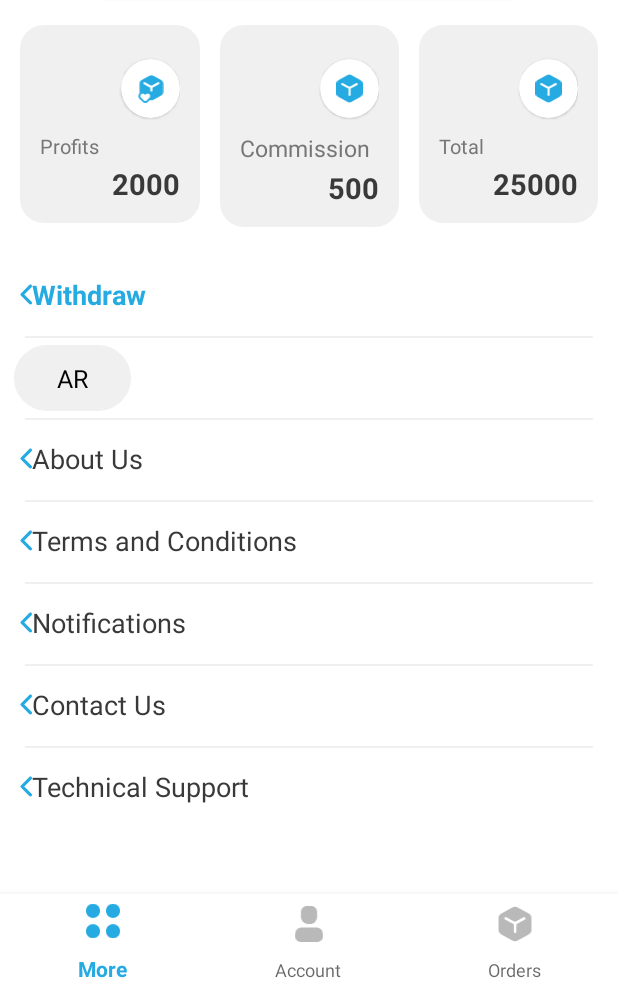
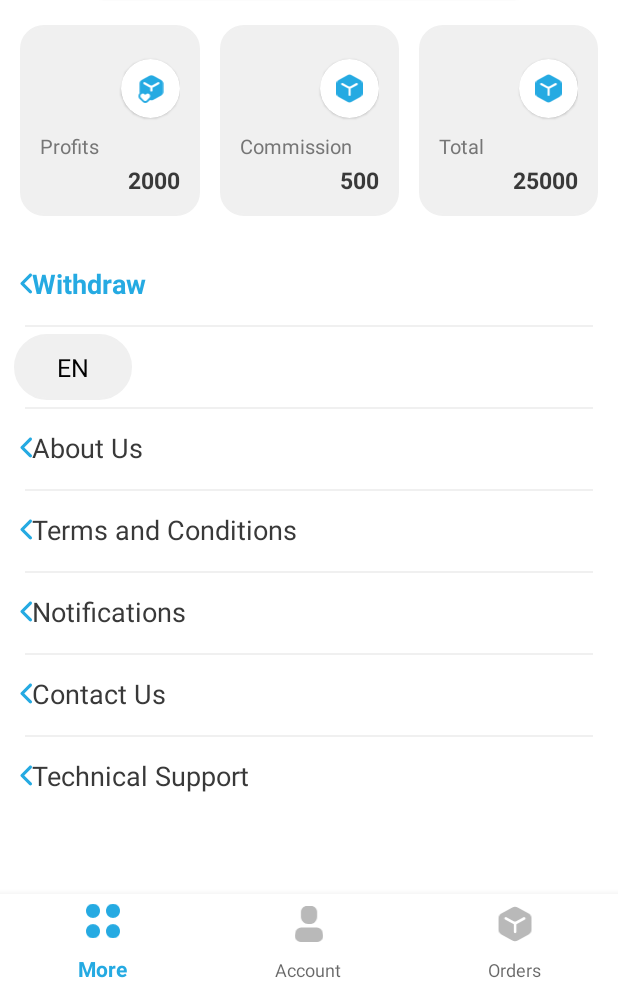
Before and after one commit to Tawajood/AghslilniDelivery, an Android app: the MoreFragment screen opened through its navigation route, on a phone screen of 412 x 824 dp, the part 244-1236 px from its top. Run offline under Robolectric (Android 15) with nearby library versions, the phone set to English and light mode, and no system bars; our stand-ins replace Dagger/Hilt's generated code, data binding, navigation-ui, sdp/ssp sizes; pictures from the network do not load; 2 statements that could not run were skipped.

```diff
--- a/app/src/main/java/com/dotjoo/aghslilnidelivery/data/webService/ApiInterface.kt
+++ b/app/src/main/java/com/dotjoo/aghslilnidelivery/data/webService/ApiInterface.kt
@@ -67,7 +67,7 @@ interface ApiInterface {
         @Part image3: MultipartBody.Part?
     ): NetworkResponse<DevResponse<LoginResponse>, ErrorResponse>
 
-    @POST("profile/change-password")
+    @POST("driver/change/password")
     @FormUrlEncoded
     suspend fun changePassword(
         @Field("old_password") old_password: String,
--- a/app/src/main/java/com/dotjoo/aghslilnidelivery/ui/fragment/main/more/MoreFragment.kt
+++ b/app/src/main/java/com/dotjoo/aghslilnidelivery/ui/fragment/main/more/MoreFragment.kt
@@ -27,7 +27,7 @@ class MoreFragment : BaseFragment<FragmentMoreBinding>() {
         binding.tvLogout.setPaintFlags(binding.tvLogout.getPaintFlags() or Paint.UNDERLINE_TEXT_FLAG)
         parent = requireActivity() as MainActivity
         parent.showBottomNav(true)
-        if (PrefsHelper.getLanguage()=="en") {
+        if (PrefsHelper.getLanguage()==Constants.AR) {
             binding.tvLang.text="EN"
         }else{
             binding.tvLang.text="AR"
@@ -40,9 +40,8 @@ class MoreFragment : BaseFragment<FragmentMoreBinding>() {
             findNavController().navigate(R.id.aboutFragment)
         }
         binding.tvSetting.setOnClickListener {
-            if (PrefsHelper.getLanguage()=="en") {
+            if (PrefsHelper.getLanguage()==Constants.EN) {
                 PrefsHelper.setLanguage(Constants.AR)
-
                 showActivity(MainActivity::class.java, clearAllStack = true)
             } else {
                 PrefsHelper.setLanguage(Constants.EN)
--- a/app/src/main/res/layout/fragment_more.xml
+++ b/app/src/main/res/layout/fragment_more.xml
@@ -160,7 +160,7 @@
                                     android:gravity="center_vertical"
                                     android:text="25000"
                                     android:textColor="@color/grey_dark"
-                                    android:textSize="@dimen/_15sdp"
+                                    android:textSize="@dimen/_12sdp"
                                     android:textStyle="bold"
                                     app:layout_constraintTop_toBottomOf="@id/tv_1" />
                             </androidx.constraintlayout.widget.ConstraintLayout>
@@ -206,7 +206,7 @@
                                     android:gravity="center_vertical"
                                     android:text="@string/commetion"
                                     android:textColor="@color/grey"
-                                    android:textSize="@dimen/_12sdp"
+                                    android:textSize="@dimen/_10sdp"
 
                                     app:layout_constraintTop_toBottomOf="@id/iv2" />
 
@@ -218,7 +218,7 @@
                                     android:gravity="center_vertical"
                                     android:text="500"
                                     android:textColor="@color/grey_dark"
-                                    android:textSize="@dimen/_15sdp"
+                                    android:textSize="@dimen/_12sdp"
                                     android:textStyle="bold"
                                     app:layout_constraintTop_toBottomOf="@id/tv_2" />
                             </androidx.constraintlayout.widget.ConstraintLayout>
@@ -272,7 +272,7 @@
                                     android:gravity="center_vertical"
                                     android:text="2000"
                                     android:textColor="@color/grey_dark"
-                                    android:textSize="@dimen/_15sdp"
+                                    android:textSize="@dimen/_12sdp"
                                     android:textStyle="bold"
                                     app:layout_constraintTop_toBottomOf="@id/tv_3" />
                             </androidx.constraintlayout.widget.ConstraintLayout>
```
Also changed, not shown: app/src/main/java/com/dotjoo/aghslilnidelivery/ui/fragment/main/profile/EditProfileFragment.kt (+15 -3 lines), app/src/main/java/com/dotjoo/aghslilnidelivery/ui/fragment/main/profile/ProfileFragment.kt (+3 -4 lines), app/src/main/res/layout/fragment_edit_profile.xml (+28 -7 lines), app/src/main/res/layout/fragment_profile.xml (+20 -0 lines).
